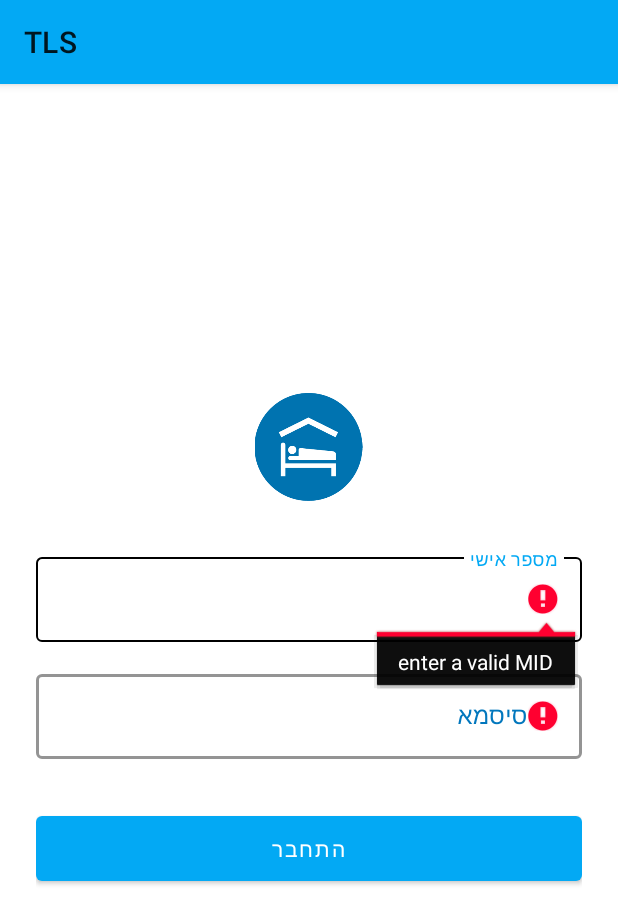
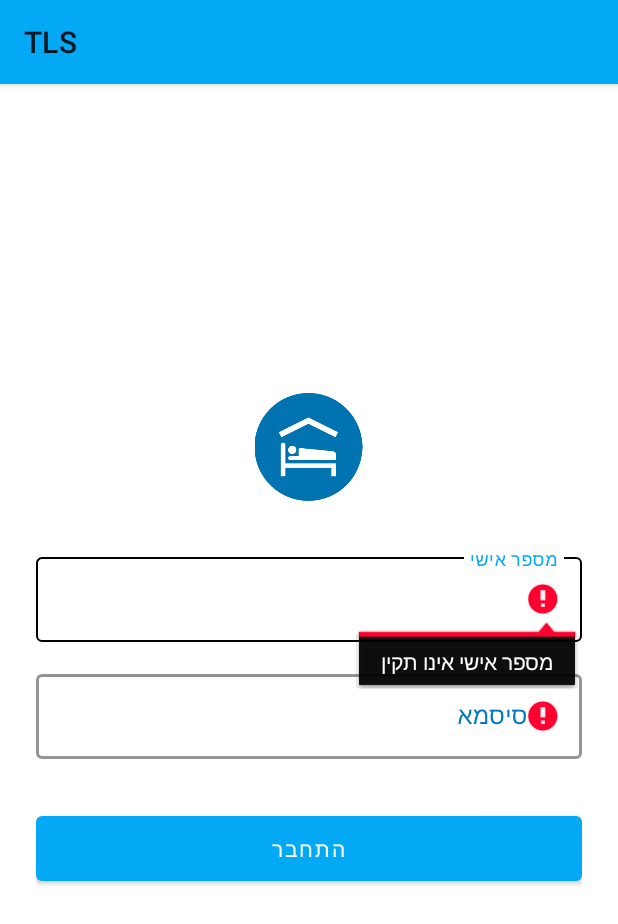
Before and after one commit to AmielRe/TLS, an Android app: the screen it shows after launch (LoginActivity), after a tap on "התחבר", on a phone screen of 412 x 824 dp. Shown: the top 924 px of the screen. Run offline under Robolectric (Android 15) with nearby library versions, the light colour scheme and no system bars; our stand-ins replace Firebase (no records; nobody signed in at launch, a user with empty details on screens opened directly).

Commit message:
Convert text from english to hebrew.

```diff
--- a/TLS/app/src/main/java/com/amiel/tls/LoginActivity.java
+++ b/TLS/app/src/main/java/com/amiel/tls/LoginActivity.java
@@ -133,7 +133,7 @@ public class LoginActivity extends AppCompatActivity {
     }
 
     public void onLoginFailed() {
-        Toast.makeText(getBaseContext(), "Login failed", Toast.LENGTH_LONG).show();
+        Toast.makeText(getBaseContext(), getString(R.string.error_login_failed), Toast.LENGTH_LONG).show();
 
         _loginButton.setEnabled(true);
     }
@@ -145,14 +145,14 @@ public class LoginActivity extends AppCompatActivity {
         String password = _passwordText.getText().toString();
 
         if (mid.isEmpty()) {
-            _midText.setError("enter a valid MID");
+            _midText.setError(getString(R.string.error_invalid_mid));
             valid = false;
         } else {
             _midText.setError(null);
         }
 
         if (password.isEmpty() || password.length() < 6 || password.length() > 20) {
-            _passwordText.setError("between 4 and 10 alphanumeric characters");
+            _passwordText.setError(getString(R.string.error_invalid_password_length));
             valid = false;
         } else {
             _passwordText.setError(null);
--- a/TLS/app/src/main/res/values/strings.xml
+++ b/TLS/app/src/main/res/values/strings.xml
@@ -81,6 +81,7 @@
     <string name="error_sms_permissions_required">האפליקציה צריכה הרשאות לשלוח הודעה</string>
     <string name="error_invalid_password_length">סיסמא באורך 6–20 תווים</string>
     <string name="error_invalid_message_length">יש לכתוב הודעה</string>
+    <string name="error_login_failed">התחברות נכשלה</string>
 
     <string name="success_sms_sent">ההודעה נשלחה בהצלחה!</string>
 
```
